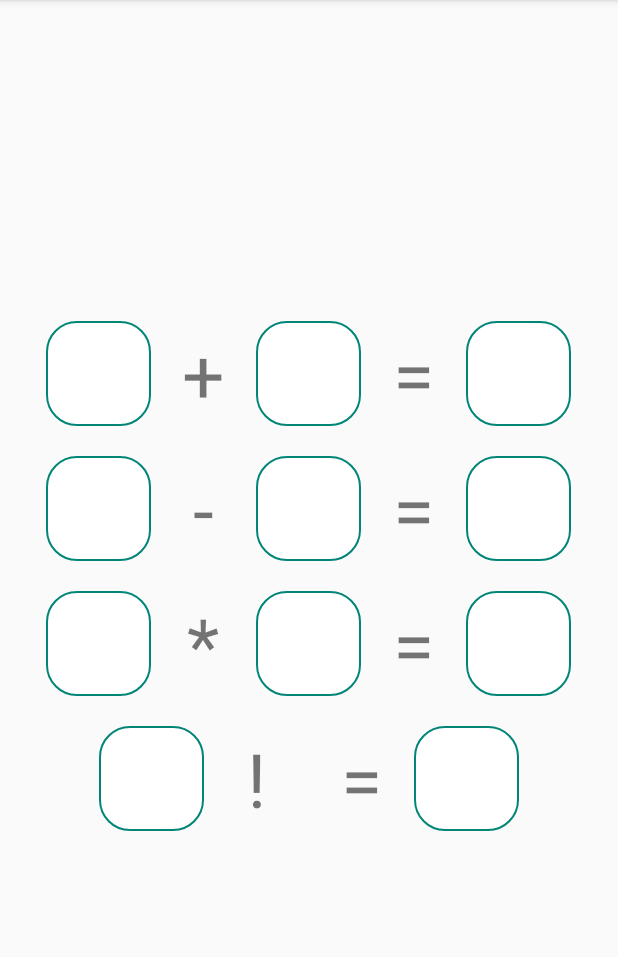
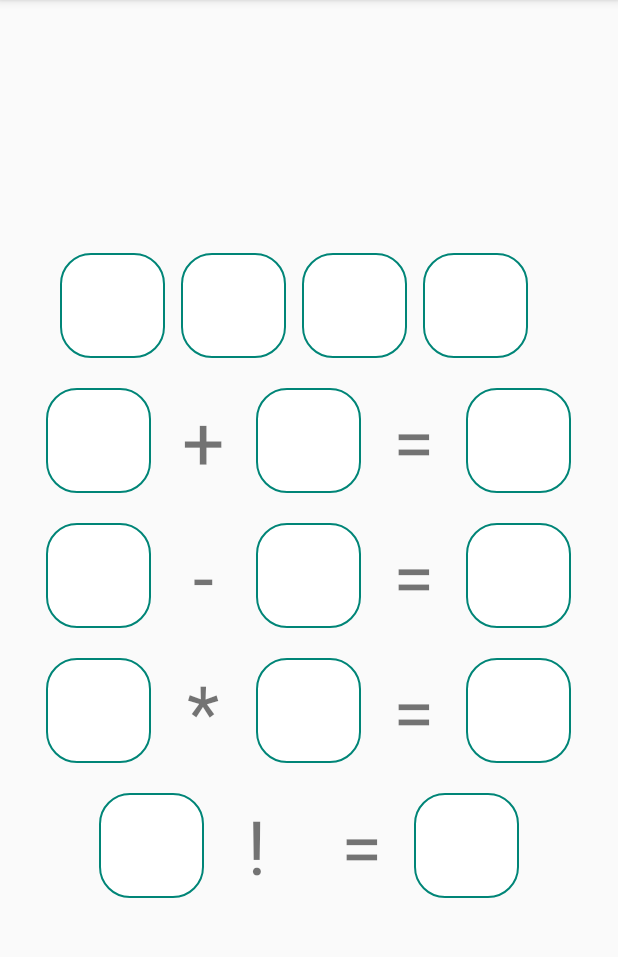
Before and after one commit to joaogolias/poc-unit-tests-android, an Android app: the CalculatorActivity screen opened directly, with no data from a screen before it, on a phone screen of 412 x 824 dp, the part 84-1041 px from its top. Run offline under Robolectric (Android 15) with nearby library versions, the phone set to English and light mode, and no system bars.

Commit message:
added input type to square input

```diff
--- a/app/build.gradle
+++ b/app/build.gradle
@@ -21,7 +21,11 @@ android {
         }
     }
 
-    testOptions.unitTests.includeAndroidResources = true
+    testOptions{
+        unitTests{
+            includeAndroidResources = true
+        }
+    }
 }
 
 dependencies {
--- a/app/src/main/AndroidManifest.xml
+++ b/app/src/main/AndroidManifest.xml
@@ -23,7 +23,7 @@
                 <category android:name="android.intent.category.LAUNCHER"/>
             </intent-filter>
         </activity>
-        <activity android:name=".CalculatorActivity">
+        <activity android:name=".activities.CalculatorActivity">
         </activity>
     </application>
 
--- a/app/src/main/java/com/example/joaogolias/pocunittests/CalculatorActivity.kt
+++ /dev/null
@@ -1,13 +0,0 @@
-package com.example.joaogolias.pocunittests
-
-import androidx.appcompat.app.AppCompatActivity
-import android.os.Bundle
-
-class CalculatorActivity : AppCompatActivity() {
-
-    override fun onCreate(savedInstanceState: Bundle?) {
-        super.onCreate(savedInstanceState)
-        setContentView(R.layout.activity_calculator)
-    }
-
-}
--- /dev/null
+++ b/app/src/main/java/com/example/joaogolias/pocunittests/activities/CalculatorActivity.kt
@@ -0,0 +1,22 @@
+package com.example.joaogolias.pocunittests.activities
+
+import androidx.appcompat.app.AppCompatActivity
+import android.os.Bundle
+import com.example.joaogolias.pocunittests.R
+import kotlinx.android.synthetic.main.activity_calculator.*
+
+class CalculatorActivity : AppCompatActivity() {
+
+    override fun onCreate(savedInstanceState: Bundle?) {
+        super.onCreate(savedInstanceState)
+        setContentView(R.layout.activity_calculator)
+        setListeners()
+    }
+
+    private fun setListeners() {
+        square3.setEditorActionListener(null, {
+            square4.editTextRequestFocus()
+        })
+    }
+
+}
--- a/app/src/main/java/com/example/joaogolias/pocunittests/activities/login/LoginActivity.kt
+++ b/app/src/main/java/com/example/joaogolias/pocunittests/activities/login/LoginActivity.kt
@@ -3,7 +3,7 @@ package com.example.joaogolias.pocunittests.activities.login
 import android.content.Intent
 import android.os.Bundle
 import androidx.appcompat.app.AppCompatActivity
-import com.example.joaogolias.pocunittests.CalculatorActivity
+import com.example.joaogolias.pocunittests.activities.CalculatorActivity
 import com.example.joaogolias.pocunittests.R
 import kotlinx.android.synthetic.main.activity_login.*
 
--- a/app/src/main/java/com/example/joaogolias/pocunittests/components/squareInput/SquareInputView.kt
+++ b/app/src/main/java/com/example/joaogolias/pocunittests/components/squareInput/SquareInputView.kt
@@ -1,6 +1,7 @@
 package com.example.joaogolias.pocunittests.components.squareInput
 
 import android.content.Context
+import android.text.InputType
 import android.util.AttributeSet
 import android.view.LayoutInflater
 import android.widget.RelativeLayout
@@ -9,6 +10,7 @@ import com.example.joaogolias.pocunittests.R
 import android.view.inputmethod.EditorInfo
 import android.widget.TextView
 import com.example.joaogolias.pocunittests.activities.hideKeyboard
+import kotlinx.android.synthetic.main.custom_edit_text.view.*
 
 
 class SquareInputView(context: Context, private val attrs: AttributeSet) : RelativeLayout(context, attrs) {
@@ -17,11 +19,8 @@ class SquareInputView(context: Context, private val attrs: AttributeSet) : Relat
     private var onImeActionNextKey: (() -> (Any))? = null
     private var onImeActionDoneKey: (() -> (Any))? = null
     private var onEditTextFocusChangeHandler: ((hasFocus: Boolean) -> (Any))? = null
+    private var mInputType: Int = -1
 
-    enum class ImeOptions(val value: Int) {
-        DONE(0),
-        NEXT(1)
-    }
 
     init {
         LayoutInflater.from(context).inflate(R.layout.square_input_view, this, true)
@@ -34,14 +33,14 @@ class SquareInputView(context: Context, private val attrs: AttributeSet) : Relat
             val obtainStyledAttributes = context.obtainStyledAttributes(it, R.styleable.SquareInputView, 0, 0)
             mNextLeftView = obtainStyledAttributes.getResourceId(R.styleable.SquareInputView_nextLeftView, -1)
             mImeOptions = obtainStyledAttributes.getInt(R.styleable.SquareInputView_imeOptions, -1)
+            mInputType = obtainStyledAttributes.getInt(R.styleable.SquareInputView_inputTypeSI, -1)
         }
     }
 
     private fun initializeEditText() {
         squareInputEt.nextFocusLeftId = mNextLeftView
-
-
         setImeOption(mImeOptions)
+        setInputType(mInputType)
     }
 
     fun setImeOption(option: Int) {
@@ -49,6 +48,14 @@ class SquareInputView(context: Context, private val attrs: AttributeSet) : Relat
             0 -> squareInputEt.imeOptions = EditorInfo.IME_ACTION_DONE
             1 -> squareInputEt.imeOptions = EditorInfo.IME_ACTION_NEXT
             else -> squareInputEt.imeOptions = EditorInfo.IME_ACTION_DONE
+        }
+    }
+
+    fun setInputType(type: Int) {
+        when(type) {
+            1 -> squareInputEt.inputType = InputType.TYPE_TEXT_VARIATION_PASSWORD
+            2 -> squareInputEt.setInputType(InputType.TYPE_CLASS_NUMBER or InputType.TYPE_NUMBER_VARIATION_PASSWORD)
+            else -> squareInputEt.inputType = InputType.TYPE_CLASS_NUMBER
         }
     }
 
--- a/app/src/main/res/layout/activity_calculator.xml
+++ b/app/src/main/res/layout/activity_calculator.xml
@@ -7,7 +7,54 @@
         android:layout_width="match_parent"
         android:layout_height="match_parent"
         android:gravity="center"
-        tools:context=".CalculatorActivity">
+        tools:context=".activities.CalculatorActivity">
+
+    <LinearLayout
+            android:layout_width="match_parent"
+            android:layout_height="wrap_content"
+            android:orientation="horizontal"
+            android:layout_margin="@dimen/calculation_cell_margin">
+
+        <com.example.joaogolias.pocunittests.components.squareInput.SquareInputView
+                android:id="@+id/square1"
+                android:layout_width="wrap_content"
+                android:layout_height="wrap_content"
+                android:layout_marginLeft="30dp"
+                android:layout_marginRight="5dp"
+                app:nextLeftView="@+id/square2"
+                app:inputTypeSI="passwordNumber"
+                app:imeOptions="next">
+        </com.example.joaogolias.pocunittests.components.squareInput.SquareInputView>
+        <com.example.joaogolias.pocunittests.components.squareInput.SquareInputView
+                android:id="@+id/square2"
+                android:layout_width="wrap_content"
+                android:layout_height="wrap_content"
+                android:layout_marginRight="5dp"
+                android:layout_marginLeft="5dp"
+                app:nextLeftView="@+id/square3"
+                app:inputTypeSI="passwordNumber"
+                app:imeOptions="next">
+        </com.example.joaogolias.pocunittests.components.squareInput.SquareInputView>
+        <com.example.joaogolias.pocunittests.components.squareInput.SquareInputView
+                android:id="@+id/square3"
+                android:layout_width="wrap_content"
+                android:layout_height="wrap_content"
+                android:layout_marginRight="5dp"
+                android:layout_marginLeft="5dp"
+                app:nextLeftView="@+id/square4"
+                app:inputTypeSI="passwordNumber"
+                app:imeOptions="next">
+        </com.example.joaogolias.pocunittests.components.squareInput.SquareInputView>
+        <com.example.joaogolias.pocunittests.components.squareInput.SquareInputView
+                android:id="@+id/square4"
+                android:layout_width="wrap_content"
+                android:layout_height="wrap_content"
+                android:layout_marginLeft="5dp"
+                app:inputTypeSI="passwordNumber"
+                app:imeOptions="done">
+
+        </com.example.joaogolias.pocunittests.components.squareInput.SquareInputView>
+    </LinearLayout>
 
     <com.example.joaogolias.pocunittests.components.calculationCellView.CalculationCellView
             android:id="@+id/sum_calculation_cell"
--- a/app/src/main/res/layout/square_input_view.xml
+++ b/app/src/main/res/layout/square_input_view.xml
@@ -11,7 +11,6 @@
             android:layout_height="@dimen/square_input_view_main_width"
             android:gravity="center"
             android:clickable="true"
-            android:inputType="textFilter|number"
             android:background="@android:color/transparent"
             android:maxLength="1"
             android:singleLine="true"
--- a/app/src/main/res/values/attrs.xml
+++ b/app/src/main/res/values/attrs.xml
@@ -19,7 +19,12 @@
             <enum name="done" value="0"/>
             <enum name="next" value="1"/>
         </attr>
+        <attr name="inputTypeSI" format="enum">
+            <enum name="password" value="1"></enum>
+            <enum name="passwordNumber" value="2"></enum>
+        </attr>
     </declare-styleable>
+
     <declare-styleable name="CalculationCellView">
         <attr name="operation" format="enum">
             <enum name="sum" value="0"/>
```
Also changed, not shown: 1 other file.
